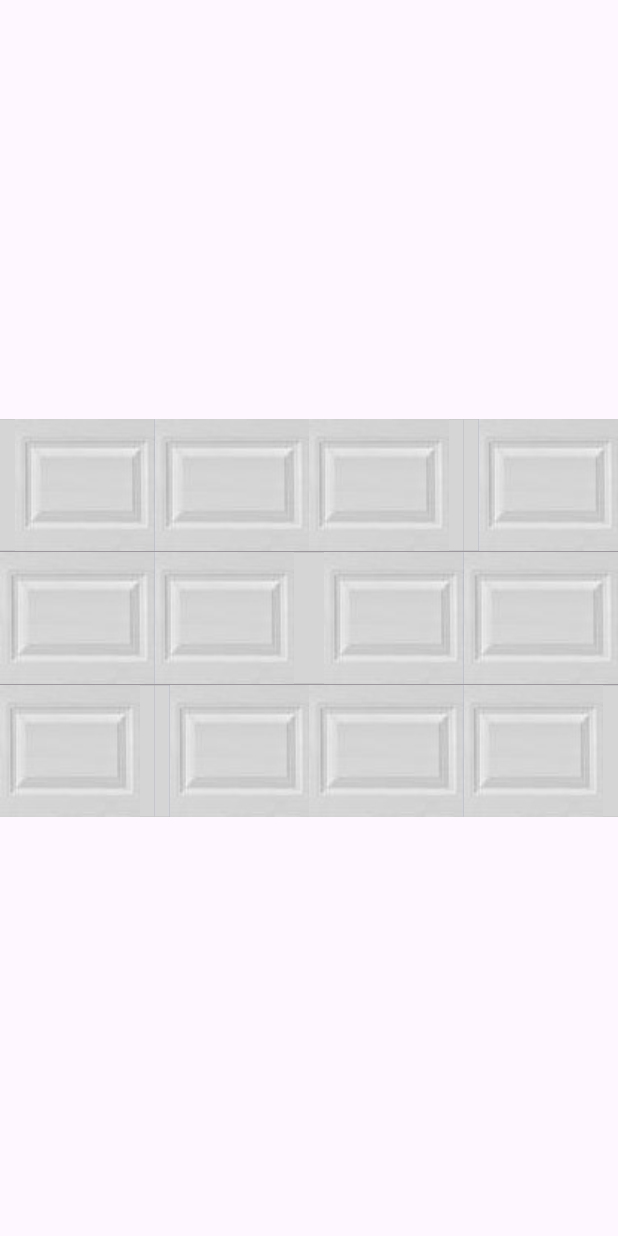
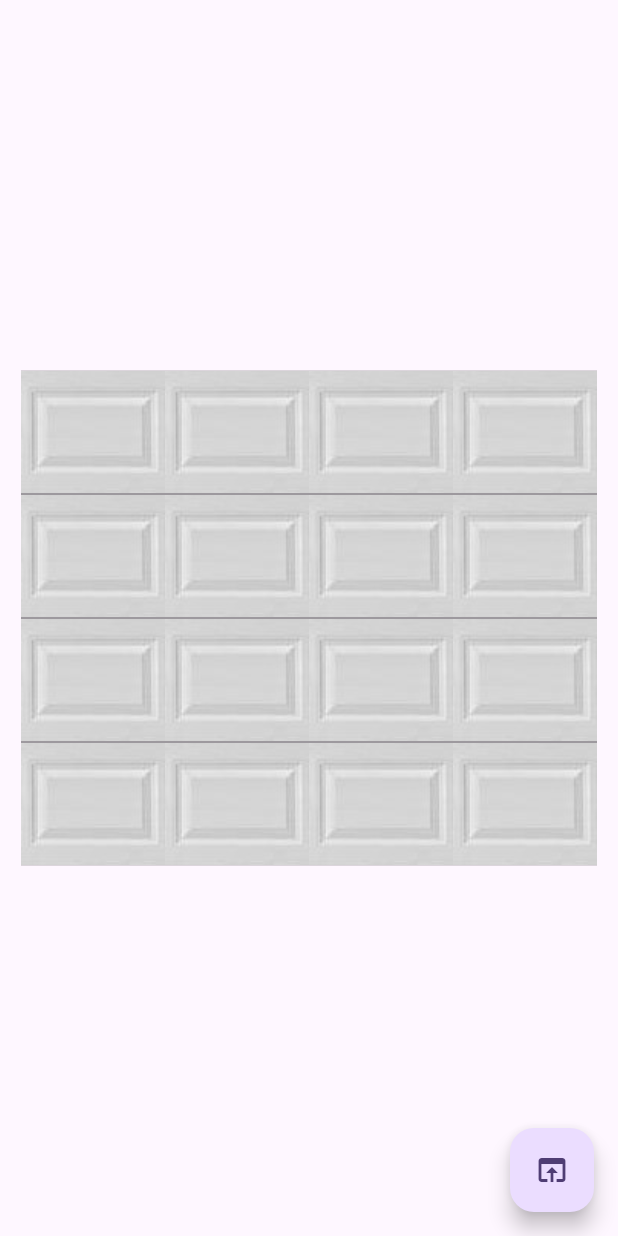
Before and after one commit to SPiercer/canvas, a Flutter app: the screen it shows after launch, on a phone screen of 412 x 824 dp. Run offline on Flutter 3.47's test engine with Material 3 defaults, Android fonts, the phone set to English and light mode, and no system bars; missing offline and left inert: flex_color_picker.

Commit message:
final updates

```diff
--- a/lib/main.dart
+++ b/lib/main.dart
@@ -2,7 +2,10 @@ import 'dart:async';
 import 'dart:developer';
 import 'dart:ui' as ui;
 
+import 'package:flex_color_picker/flex_color_picker.dart';
 import 'package:flutter/material.dart';
+import 'package:flutter/services.dart';
+import 'package:flutter/widgets.dart';
 
 void main() {
   runApp(const MyApp());
@@ -36,7 +39,11 @@ class _MyCanvasScreenState extends State<MyCanvasScreen> {
   String path = 'assets/image_0.png';
   double imageWidth = 0;
   double imageHeight = 0;
-  final doorPaths = {(0, 0): ''};
+  final doorPaths = <(int, int), String?>{};
+
+  Color? overlayColor;
+  Color? backgroundColor;
+  Color? tileBackgroundColor;
 
   Future<void> init() async {
     // get image size hight and width
@@ -59,18 +66,21 @@ class _MyCanvasScreenState extends State<MyCanvasScreen> {
     super.initState();
   }
 
+  var doorWidthInches = 8;
+  var doorHeightInches = 7;
+
   @override
   Widget build(BuildContext context) {
-    const dpi = 94.0;
-
-    const width = 8 * dpi / 2;
-    const height = 7 * dpi / 2;
+    const dpi = 96.0;
+    final width =
+        doorWidthInches * dpi / 2; // why divide by 2? idk but it works
+    final height = doorHeightInches * dpi / 2;
 
     // final width = imageWidth * 4 + (imageWidth / 2);
     // final height = imageHeight * 4 + (imageHeight / 2);
 
-    final numberOfColumns = (width ~/ imageWidth);
-    final numberOfRows = (height ~/ imageHeight);
+    final numberOfColumns = (width / imageWidth).round();
+    final numberOfRows = (height / imageHeight).round();
 
     log({
       'imageWidth': imageWidth,
@@ -82,8 +92,10 @@ class _MyCanvasScreenState extends State<MyCanvasScreen> {
     }.toString().replaceAll(',', ',\n'));
 
     final gestureDetectors = <Widget>[];
-    for (var i = 0; i < numberOfColumns; i++) {
-      for (var j = 1; j < numberOfRows; j++) {
+    // for (var i = 0; i < numberOfColumns; i++) {
+    for (var j = 0; j < numberOfRows * numberOfColumns; j++) {
+      final posX = j % numberOfColumns;
+      final posY = j ~/ numberOfColumns;
       gestureDetectors.add(
         GestureDetector(
           onTap: () {
@@ -104,6 +116,8 @@ class _MyCanvasScreenState extends State<MyCanvasScreen> {
                           onTap: () {
                             Navigator.of(context).pop();
                             setState(() {
+                              doorPaths[(posX, posY)] =
+                                  'assets/image_$index.png';
                               path = 'assets/image_$index.png';
                             });
                             init();
@@ -121,27 +135,136 @@ class _MyCanvasScreenState extends State<MyCanvasScreen> {
           },
           child: Container(
             decoration: BoxDecoration(
-                color: Color(0xff2242c7).withOpacity(.2),
+              color: tileBackgroundColor,
               image: DecorationImage(
                 fit: BoxFit.fill,
-                  // colorFilter:
-                  //     ColorFilter.mode(Color(0xfff5e1c8), BlendMode.color),
-                  // colorFilter: colorMap[(x, y)],
-                  image:
-                      AssetImage((true != null ? path : 'assets/image_0.png')),
+                colorFilter: ColorFilter.mode(
+                  overlayColor ?? Colors.transparent,
+                  BlendMode.color,
+                ),
+                image: AssetImage(
+                  (doorPaths[(posX, posY)] ?? 'assets/image_0.png'),
+                ),
               ),
             ),
           ),
         ),
       );
-      }
+      // }
     }
 
     return Scaffold(
+      floatingActionButton: FloatingActionButton(
+        onPressed: () {
+          // open bottom sheet from scaffold
+          showModalBottomSheet(
+            enableDrag: true,
+            isScrollControlled: true,
+            context: context,
+            builder: (context) {
+              // show a color picker for the three colors
+              return ListView(
+                children: [
+                  TextField(
+                    controller:
+                        TextEditingController(text: doorWidthInches.toString()),
+                    // width of the door
+                    decoration: const InputDecoration(
+                      labelText: 'Width',
+                    ),
+                    // format the input to be a number
+                    keyboardType: TextInputType.number,
+                    inputFormatters: [
+                      FilteringTextInputFormatter.digitsOnly,
+                    ],
+                    onChanged: (value) {
+                      if (value.isNotEmpty) {
+                        setState(() {
+                          doorWidthInches = int.parse(value);
+                        });
+                      }
+                    },
+                  ),
+                  TextField(
+                    controller: TextEditingController(
+                        text: doorHeightInches.toString()),
+                    // height of the door
+                    decoration: const InputDecoration(
+                      labelText: 'Height',
+                    ),
+                    // format the input to be a number
+                    keyboardType: TextInputType.number,
+                    inputFormatters: [
+                      FilteringTextInputFormatter.digitsOnly,
+                    ],
+                    onChanged: (value) {
+                      if (value.isNotEmpty) {
+                        setState(() {
+                          doorHeightInches = int.parse(value);
+                        });
+                      }
+                    },
+                  ),
+                  ColorPicker(
+                    title: const Text('Overlay Color'),
+                    pickersEnabled: const {
+                      ColorPickerType.primary: false,
+                      ColorPickerType.accent: false,
+                      ColorPickerType.bw: false,
+                      ColorPickerType.custom: false,
+                      ColorPickerType.wheel: true,
+                    },
+                    color: overlayColor ?? Colors.transparent,
+                    onColorChanged: (color) {
+                      setState(() {
+                        overlayColor = color;
+                      });
+                    },
+                  ),
+                  ColorPicker(
+                    title: const Text('Background Color'),
+                    pickersEnabled: const {
+                      ColorPickerType.primary: false,
+                      ColorPickerType.accent: false,
+                      ColorPickerType.bw: false,
+                      ColorPickerType.custom: false,
+                      ColorPickerType.wheel: true,
+                    },
+                    color: backgroundColor ?? Colors.transparent,
+                    onColorChanged: (color) {
+                      setState(() {
+                        backgroundColor = color;
+                      });
+                    },
+                  ),
+                  ColorPicker(
+                    title: const Text('Tile Background Color'),
+                    pickersEnabled: const {
+                      ColorPickerType.primary: false,
+                      ColorPickerType.accent: false,
+                      ColorPickerType.bw: false,
+                      ColorPickerType.custom: false,
+                      ColorPickerType.wheel: true,
+                    },
+                    color: tileBackgroundColor ?? Colors.transparent,
+                    onColorChanged: (color) {
+                      setState(() {
+                        tileBackgroundColor = color;
+                      });
+                    },
+                  ),
+                ],
+              );
+            },
+          );
+        },
+        child: const Icon(Icons.open_in_browser),
+      ),
       body: Center(
         child: Builder(builder: (context) {
           return Container(
-            color: Colors.black38,
+            width: width,
+            color: backgroundColor ?? Colors.black38,
             child: GridView.builder(
               shrinkWrap: true,
               gridDelegate: SliverGridDelegateWithFixedCrossAxisCount(
@@ -152,30 +275,6 @@ class _MyCanvasScreenState extends State<MyCanvasScreen> {
               ),
               itemCount: gestureDetectors.length,
               itemBuilder: (_, index) {
-                if (index % (numberOfRows - 1) == 0) {
-                  return ColoredBox(
-                    color: const Color(0xffd5d5d5),
-                    child: Padding(
-                      padding: const EdgeInsetsDirectional.only(
-                        start: 10,
-                      ),
-                      child: gestureDetectors[index],
-                    ),
-                  );
-                }
-
-                if (index % (numberOfRows - 1) == numberOfRows - 2) {
-                  return ColoredBox(
-                    color: const Color(0xffd5d5d5),
-                    child: Padding(
-                      padding: const EdgeInsetsDirectional.only(
-                        end: 10,
-                      ),
-                      child: gestureDetectors[index],
-                    ),
-                  );
-                }
-
                 return gestureDetectors[index];
               },
             ),
--- a/pubspec.yaml
+++ b/pubspec.yaml
@@ -35,6 +35,7 @@ dependencies:
   # The following adds the Cupertino Icons font to your application.
   # Use with the CupertinoIcons class for iOS style icons.
   cupertino_icons: ^1.0.6
+  flex_color_picker: ^3.4.1
 
 dev_dependencies:
   flutter_test:
```
Also changed, not shown: pubspec.lock, 10 other files. Lines whose indentation alone changed are shown as unchanged.
